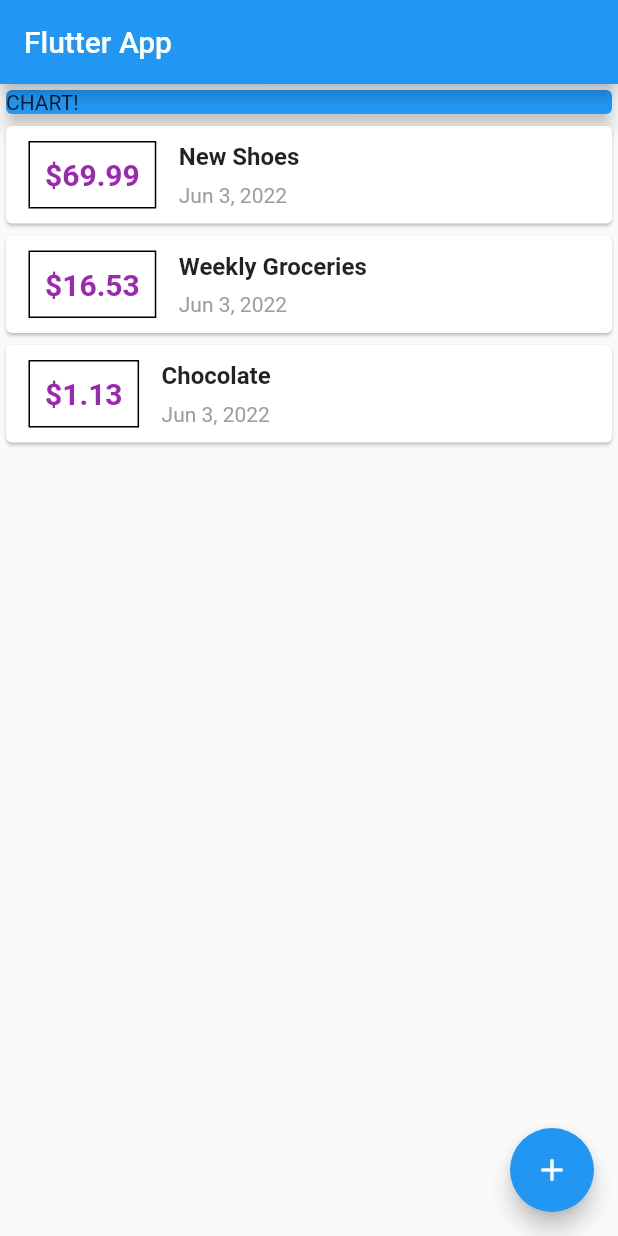
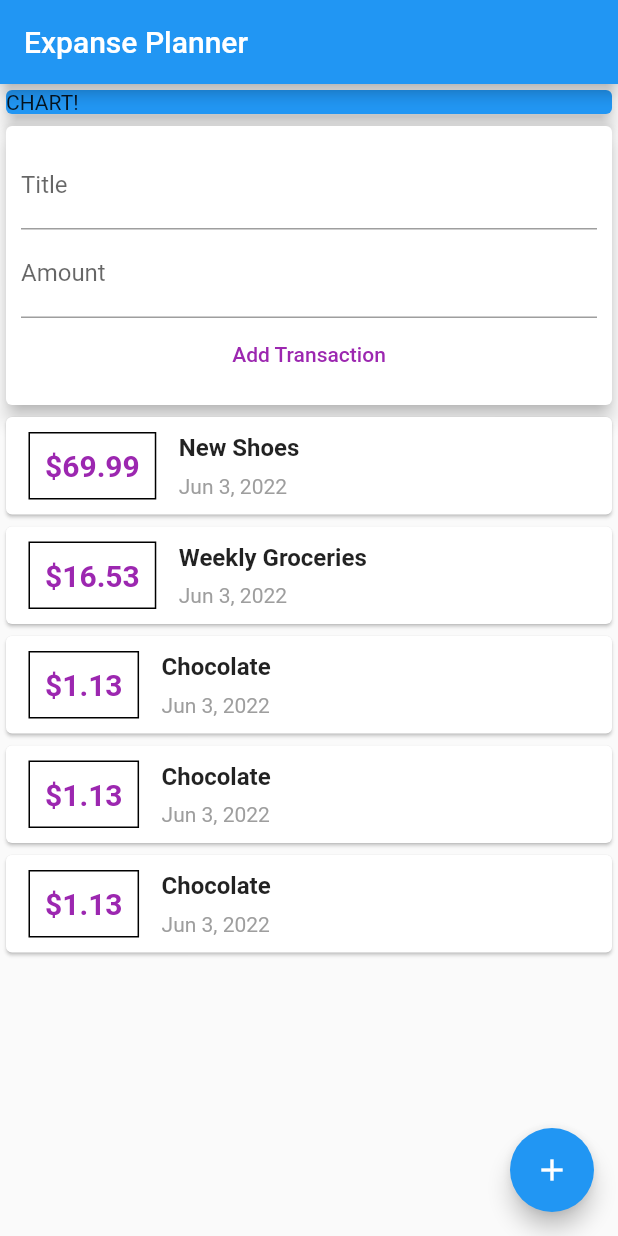
Before and after one commit to masumbillah21/expense-planner, a Flutter app: the screen it shows after launch, on a phone screen of 412 x 824 dp. Run offline on Flutter 3.47's test engine with Material 2 defaults, Android fonts, the phone set to English and light mode, and no system bars.

Commit message:
Seperated with different widgets and done adding new transaction

```diff
--- a/lib/main.dart
+++ b/lib/main.dart
@@ -1,6 +1,5 @@
-import 'package:expanse_planner/transaction.dart';
+import 'package:expanse_planner/widgets/user_transaction.dart';
 import 'package:flutter/material.dart';
-import 'package:intl/intl.dart';
 
 void main() => runApp(const MyApp());
 
@@ -15,45 +14,25 @@ class MyApp extends StatelessWidget {
       theme: ThemeData(
         primarySwatch: Colors.blue,
       ),
-      home: MyHomePage(),
+      home: const MyHomePage(),
     );
   }
 }
 
 class MyHomePage extends StatelessWidget {
-  MyHomePage({Key? key}) : super(key: key);
-
-  final List<Transaction> transactions = [
-    Transaction(
-      id: 't1',
-      title: 'New Shoes',
-      amount: 69.99,
-      date: DateTime.now(),
-    ),
-    Transaction(
-      id: 't2',
-      title: 'Weekly Groceries',
-      amount: 16.53,
-      date: DateTime.now(),
-    ),
-    Transaction(
-      id: 't3',
-      title: 'Chocolate',
-      amount: 1.13,
-      date: DateTime.now(),
-    ),
-  ];
+  const MyHomePage({Key? key}) : super(key: key);
 
   @override
   Widget build(BuildContext context) {
     return Scaffold(
       appBar: AppBar(
-        title: const Text('Flutter App'),
+        title: const Text('Expanse Planner'),
       ),
-      body: Column(
+      body: SingleChildScrollView(
+        child: Column(
           crossAxisAlignment: CrossAxisAlignment.stretch,
-        children: [
-          const SizedBox(
+          children: const [
+            SizedBox(
               width: double.infinity,
               child: Card(
                 elevation: 5,
@@ -61,59 +40,9 @@ class MyHomePage extends StatelessWidget {
                 child: Text('CHART!'),
               ),
             ),
-          Column(
-            children: transactions.map((ts) {
-              return Card(
-                child: Row(
-                  children: [
-                    Container(
-                      margin: const EdgeInsets.symmetric(
-                        vertical: 10,
-                        horizontal: 15,
-                      ),
-                      decoration: BoxDecoration(
-                        border: Border.all(
-                          color: Colors.black,
-                          width: 1,
-                        ),
-                      ),
-                      padding: const EdgeInsets.all(10),
-                      child: Text(
-                        '\$${ts.amount}',
-                        style: const TextStyle(
-                          fontWeight: FontWeight.bold,
-                          fontSize: 20,
-                          color: Colors.purple,
-                        ),
-                      ),
-                    ),
-                    Column(
-                      crossAxisAlignment: CrossAxisAlignment.start,
-                      children: [
-                        Text(
-                          ts.title,
-                          style: const TextStyle(
-                            fontSize: 16,
-                            fontWeight: FontWeight.bold,
-                          ),
-                        ),
-                        const SizedBox(
-                          height: 8,
-                        ),
-                        Text(
-                          DateFormat.yMMMd().format(ts.date),
-                          style: const TextStyle(
-                            color: Colors.grey,
-                          ),
-                        ),
+            UserTransactions(),
           ],
         ),
-                  ],
-                ),
-              );
-            }).toList(),
-          ),
-        ],
       ),
       floatingActionButton: FloatingActionButton(
         onPressed: () => {},
--- /dev/null
+++ b/lib/widgets/new_transaction.dart
@@ -0,0 +1,43 @@
+import 'package:flutter/material.dart';
+
+class NewTransaction extends StatelessWidget {
+  final Function addTx;
+  NewTransaction(this.addTx, {Key? key}) : super(key: key);
+
+  final titleController = TextEditingController();
+  final amountController = TextEditingController();
+
+  @override
+  Widget build(BuildContext context) {
+    return Card(
+      elevation: 5,
+      child: Container(
+        padding: const EdgeInsets.all(10),
+        child: Column(
+          children: [
+            TextField(
+              decoration: const InputDecoration(labelText: 'Title'),
+              controller: titleController,
+            ),
+            TextField(
+              decoration: const InputDecoration(labelText: 'Amount'),
+              controller: amountController,
+            ),
+            TextButton(
+              onPressed: () {
+                addTx(
+                  txTitle: titleController.text,
+                  txAmount: double.parse(amountController.text),
+                );
+              },
+              style: ButtonStyle(
+                foregroundColor: MaterialStateProperty.all(Colors.purple),
+              ),
+              child: const Text('Add Transaction'),
+            ),
+          ],
+        ),
+      ),
+    );
+  }
+}
--- /dev/null
+++ b/lib/widgets/transaction_list.dart
@@ -0,0 +1,69 @@
+import 'package:expanse_planner/models/transaction.dart';
+import 'package:flutter/material.dart';
+import 'package:intl/intl.dart';
+
+class TransactionList extends StatelessWidget {
+  final List<Transaction> transactions;
+
+  const TransactionList(this.transactions, {Key? key}) : super(key: key);
+
+  @override
+  Widget build(BuildContext context) {
+    return SizedBox(
+      height: 400,
+      child: ListView.builder(
+        itemBuilder: (ctx, i) {
+          return Card(
+            child: Row(
+              children: [
+                Container(
+                  margin: const EdgeInsets.symmetric(
+                    vertical: 10,
+                    horizontal: 15,
+                  ),
+                  decoration: BoxDecoration(
+                    border: Border.all(
+                      color: Colors.black,
+                      width: 1,
+                    ),
+                  ),
+                  padding: const EdgeInsets.all(10),
+                  child: Text(
+                    '\$${transactions[i].amount}',
+                    style: const TextStyle(
+                      fontWeight: FontWeight.bold,
+                      fontSize: 20,
+                      color: Colors.purple,
+                    ),
+                  ),
+                ),
+                Column(
+                  crossAxisAlignment: CrossAxisAlignment.start,
+                  children: [
+                    Text(
+                      transactions[i].title,
+                      style: const TextStyle(
+                        fontSize: 16,
+                        fontWeight: FontWeight.bold,
+                      ),
+                    ),
+                    const SizedBox(
+                      height: 8,
+                    ),
+                    Text(
+                      DateFormat.yMMMd().format(transactions[i].date),
+                      style: const TextStyle(
+                        color: Colors.grey,
+                      ),
+                    ),
+                  ],
+                ),
+              ],
+            ),
+          );
+        },
+        itemCount: transactions.length,
+      ),
+    );
+  }
+}
--- /dev/null
+++ b/lib/widgets/user_transaction.dart
@@ -0,0 +1,67 @@
+import 'package:expanse_planner/models/transaction.dart';
+import 'package:expanse_planner/widgets/new_transaction.dart';
+import 'package:expanse_planner/widgets/transaction_list.dart';
+import 'package:flutter/material.dart';
+
+class UserTransactions extends StatefulWidget {
+  const UserTransactions({Key? key}) : super(key: key);
+
+  @override
+  State<UserTransactions> createState() => _UserTransactionsState();
+}
+
+class _UserTransactionsState extends State<UserTransactions> {
+  final List<Transaction> _userTransactions = [
+    Transaction(
+      id: 't1',
+      title: 'New Shoes',
+      amount: 69.99,
+      date: DateTime.now(),
+    ),
+    Transaction(
+      id: 't2',
+      title: 'Weekly Groceries',
+      amount: 16.53,
+      date: DateTime.now(),
+    ),
+    Transaction(
+      id: 't3',
+      title: 'Chocolate',
+      amount: 1.13,
+      date: DateTime.now(),
+    ),
+    Transaction(
+      id: 't4',
+      title: 'Chocolate',
+      amount: 1.13,
+      date: DateTime.now(),
+    ),
+    Transaction(
+      id: 't5',
+      title: 'Chocolate',
+      amount: 1.13,
+      date: DateTime.now(),
+    ),
+  ];
+  void _addNewTransaction({required String txTitle, required double txAmount}) {
+    final newTx = Transaction(
+      id: DateTime.now().toString(),
+      title: txTitle,
+      amount: txAmount,
+      date: DateTime.now(),
+    );
+    setState(() {
+      _userTransactions.add(newTx);
+    });
+  }
+
+  @override
+  Widget build(BuildContext context) {
+    return Column(
+      children: [
+        NewTransaction(_addNewTransaction),
+        TransactionList(_userTransactions),
+      ],
+    );
+  }
+}
```
Also changed, not shown: lib/models/transaction.dart (renamed from lib/transaction.dart). Lines whose indentation alone changed are shown as unchanged.
